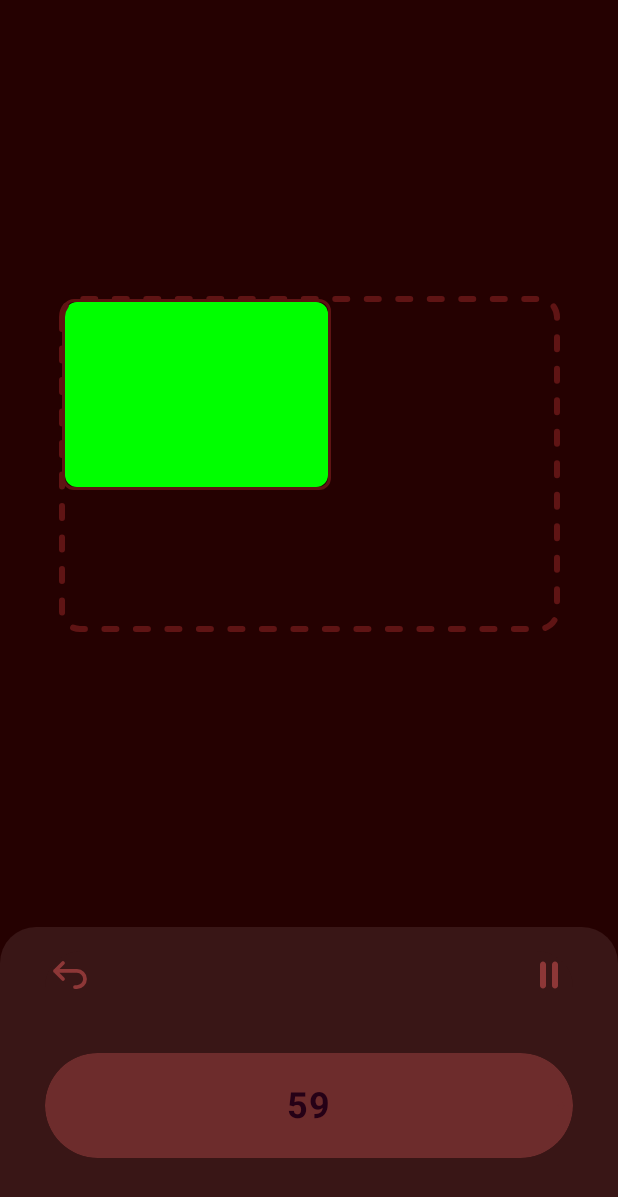
After one commit to Jocey3/DOKA, an Android app built with Jetpack Compose: the TimerExposureScreen screen opened through its navigation route, on a phone screen of 412 x 824 dp. The commit adds this screen. Shown: the top 1197 px of the screen. Run offline under Robolectric (Android 15) with nearby library versions, the phone set to English and light mode, and no system bars; our stand-ins replace Dagger/Hilt's generated code, constraintlayout-compose; 1 statement that could not run was skipped.

Commit message:
add timer screen

```diff
--- a/app/src/main/java/com/doka/AppNavigationComponent.kt
+++ b/app/src/main/java/com/doka/AppNavigationComponent.kt
@@ -10,9 +10,10 @@ import androidx.navigation.compose.rememberNavController
 import com.doka.ui.screens.edit.EditScreen
 import com.doka.ui.screens.exposure.ExposureScreen
 import com.doka.ui.screens.settings.SettingsScreen
-import com.doka.ui.screens.settings.exposure_timer.ExposureTimerScreen
+import com.doka.ui.screens.settings.exposure_timer.ExposureTimerSettingsScreen
 import com.doka.ui.screens.source_picture.ImageSourceScreen
 import com.doka.ui.screens.splash.SplashScreen
+import com.doka.ui.screens.timer_exposure.TimerExposureScreen
 import kotlinx.coroutines.flow.launchIn
 import kotlinx.coroutines.flow.onEach
 
@@ -56,20 +57,28 @@ fun NavigationComponent(
         }
         composable(NavTarget.Exposure.label) {
             ExposureScreen(
-                navigateExpose = { },
+                navigateExpose = { navigator.navigateTo(NavTarget.TimerExposure) },
                 navigateSettings = { navigator.navigateTo(NavTarget.Settings) },
+                navigateBack = { navController.popBackStack() }, sharedVM = sharedVM
+            )
+        }
+        composable(NavTarget.TimerExposure.label) {
+            TimerExposureScreen(
+                navigateNext = {},
                 navigateBack = { navController.popBackStack() }, sharedVM = sharedVM
             )
         }
         composable(NavTarget.Settings.label) {
             SettingsScreen(
-                navigateBack = { navController.popBackStack() },
-                navigateExpTimer = { navigator.navigateTo(NavTarget.ExposureTimer) },
+                navigateExpTimer = { navigator.navigateTo(NavTarget.ExposureTimerSettings) },
+                navigateBack = { navController.popBackStack() }
             )
         }
-        composable(NavTarget.ExposureTimer.label) {
-            ExposureTimerScreen(
-                navigateNext = { navController.popBackStack() }, sharedVM = sharedVM
+        composable(NavTarget.ExposureTimerSettings.label) {
+            ExposureTimerSettingsScreen(
+                navigateNext = { navController.popBackStack() },
+                navigateBack = { navController.popBackStack() },
+                sharedVM = sharedVM
             )
         }
 
--- a/app/src/main/java/com/doka/Navigator.kt
+++ b/app/src/main/java/com/doka/Navigator.kt
@@ -19,6 +19,7 @@ enum class NavTarget(val label: String) {
     ImageSource("imageSource"),
     Edit("edit"),
     Exposure("exposure"),
+    TimerExposure("timerExposure"),
     Settings("settings"),
-    ExposureTimer("exposureTimer")
+    ExposureTimerSettings("exposureTimerSettings")
 }
--- a/app/src/main/java/com/doka/ui/screens/settings/exposure_timer/ExposureTimerScreen.kt
+++ b/app/src/main/java/com/doka/ui/screens/settings/exposure_timer/ExposureTimerSettingsScreen.kt
@@ -58,7 +58,7 @@ import com.doka.ui.theme.TextSimpleColor
 
 
 @Composable
-fun ExposureTimerScreen(
+fun ExposureTimerSettingsScreen(
     modifier: Modifier = Modifier,
     navigateNext: () -> Unit = {},
     navigateBack: () -> Unit = {},
@@ -292,6 +292,6 @@ fun TimeSlider(modifier: Modifier = Modifier, viewModel: ExposureTimerViewModel
 @Composable
 fun EditScreenPreview() {
     DOKATheme {
-        ExposureTimerScreen()
+        ExposureTimerSettingsScreen()
     }
 }
--- /dev/null
+++ b/app/src/main/java/com/doka/ui/screens/timer_exposure/TimerExposureScreen.kt
@@ -0,0 +1,268 @@
+package com.doka.ui.screens.timer_exposure
+
+import androidx.compose.foundation.BorderStroke
+import androidx.compose.foundation.Image
+import androidx.compose.foundation.background
+import androidx.compose.foundation.border
+import androidx.compose.foundation.clickable
+import androidx.compose.foundation.layout.Arrangement
+import androidx.compose.foundation.layout.Box
+import androidx.compose.foundation.layout.BoxWithConstraints
+import androidx.compose.foundation.layout.Column
+import androidx.compose.foundation.layout.IntrinsicSize
+import androidx.compose.foundation.layout.Row
+import androidx.compose.foundation.layout.Spacer
+import androidx.compose.foundation.layout.fillMaxHeight
+import androidx.compose.foundation.layout.fillMaxSize
+import androidx.compose.foundation.layout.fillMaxWidth
+import androidx.compose.foundation.layout.height
+import androidx.compose.foundation.layout.offset
+import androidx.compose.foundation.layout.padding
+import androidx.compose.foundation.layout.size
+import androidx.compose.foundation.shape.RoundedCornerShape
+import androidx.compose.material3.LinearProgressIndicator
+import androidx.compose.material3.Text
+import androidx.compose.runtime.Composable
+import androidx.compose.runtime.getValue
+import androidx.compose.runtime.rememberCoroutineScope
+import androidx.compose.ui.Alignment
+import androidx.compose.ui.Modifier
+import androidx.compose.ui.draw.clip
+import androidx.compose.ui.draw.clipToBounds
+import androidx.compose.ui.geometry.Offset
+import androidx.compose.ui.graphics.Color
+import androidx.compose.ui.graphics.asImageBitmap
+import androidx.compose.ui.graphics.graphicsLayer
+import androidx.compose.ui.graphics.painter.ColorPainter
+import androidx.compose.ui.graphics.vector.ImageVector
+import androidx.compose.ui.layout.ContentScale
+import androidx.compose.ui.res.vectorResource
+import androidx.compose.ui.text.font.FontWeight
+import androidx.compose.ui.tooling.preview.Preview
+import androidx.compose.ui.unit.dp
+import androidx.compose.ui.unit.round
+import androidx.compose.ui.unit.sp
+import androidx.constraintlayout.compose.ConstraintLayout
+import androidx.constraintlayout.compose.Dimension
+import androidx.hilt.navigation.compose.hiltViewModel
+import com.doka.MainViewModel
+import com.doka.R
+import com.doka.ui.screens.edit.dashedBorder
+import com.doka.ui.theme.ButtonBackgroundColor
+import com.doka.ui.theme.DOKATheme
+import com.doka.ui.theme.DarkTextColor
+import com.doka.ui.theme.RectangleBorderColor
+import com.doka.ui.theme.RudeDark
+import com.doka.ui.theme.RudeLight
+import com.doka.ui.theme.RudeMid
+import kotlinx.coroutines.launch
+
+
+@Composable
+fun TimerExposureScreen(
+    modifier: Modifier = Modifier,
+    navigateNext: () -> Unit = {},
+    navigateBack: () -> Unit = {},
+    sharedVM: MainViewModel = hiltViewModel(),
+    viewModel: TimerExposureViewModel = hiltViewModel()
+) {
+
+    ConstraintLayout(
+        modifier = Modifier
+            .fillMaxSize()
+            .background(RudeDark)
+    ) {
+        val (mainFrame, bottomPanel) = createRefs()
+        Box(
+            modifier = Modifier
+                .constrainAs(mainFrame) {
+                    top.linkTo(parent.top)
+                    bottom.linkTo(bottomPanel.top)
+                    start.linkTo(parent.start)
+                    end.linkTo(parent.end)
+
+                    // Adding vertical bias to center mainFrame in the available space
+                    top.linkTo(parent.top)
+                    bottom.linkTo(bottomPanel.top)
+                    verticalChainWeight = 0.5f
+                }
+        ) {
+            MainFrame(
+                modifier = Modifier
+                    .size(width = 330.dp, height = 220.dp)
+                    .dashedBorder(RectangleBorderColor, RoundedCornerShape(12.dp)),
+                sharedVM
+            )
+        }
+        Box(
+            modifier = Modifier
+                .constrainAs(bottomPanel) {
+                    bottom.linkTo(parent.bottom)
+                    start.linkTo(parent.start)
+                    end.linkTo(parent.end)
+                    height = Dimension.percent(0.25f) // Set height to 1/4 of the screen
+                }
+        ) {
+            BottomPanel(
+                navigateNext = navigateNext,
+                navigateBack = navigateBack
+            )
+        }
+
+    }
+
+}
+
+@Composable
+fun MainFrame(
+    modifier: Modifier = Modifier,
+    sharedVM: MainViewModel,
+    viewModel: TimerExposureViewModel = hiltViewModel()
+) {
+    BoxWithConstraints(
+        modifier = modifier
+            .clipToBounds()
+    ) {
+        FrameWithImage(
+            modifier = Modifier
+                .offset {
+                    Offset(
+                        sharedVM.savedImagesSettings.value.offsetX,
+                        sharedVM.savedImagesSettings.value.offsetY
+                    ).round()
+                }, sharedVM = sharedVM
+        )
+    }
+}
+
+@Composable
+fun FrameWithImage(modifier: Modifier = Modifier, sharedVM: MainViewModel) {
+    Box(
+        modifier = modifier
+            .size(width = 179.dp, height = 127.dp)
+            .border(
+                BorderStroke(2.dp, RectangleBorderColor),
+                RoundedCornerShape(8.dp)
+            )
+            .padding(2.dp)
+            .clip(RoundedCornerShape(8.dp))
+
+    ) {
+        sharedVM.currentBitmap?.let {
+            Image(
+                bitmap = it.asImageBitmap(),
+                modifier = Modifier
+                    .fillMaxSize()
+                    .graphicsLayer {
+                        scaleX = sharedVM.savedImagesSettings.value.zoom
+                        scaleY = sharedVM.savedImagesSettings.value.zoom
+                        rotationZ = sharedVM.savedImagesSettings.value.rotation
+                    },
+                contentDescription = "Image for edit",
+                contentScale = ContentScale.Crop
+            )
+        } ?: run {
+
+            Image(
+                painter = ColorPainter(Color.Green),
+                modifier = Modifier
+                    .fillMaxWidth()
+                    .fillMaxHeight(),
+                contentDescription = "Image for edit",
+                contentScale = ContentScale.Crop
+
+            )
+        }
+
+    }
+}
+
+@Composable
+fun BottomPanel(
+    modifier: Modifier = Modifier,
+    navigateNext: () -> Unit = {},
+    navigateBack: () -> Unit = {}
+) {
+    val viewModel: TimerExposureViewModel = hiltViewModel()
+    val isPaused by viewModel.paused
+
+    Column(
+        horizontalAlignment = Alignment.CenterHorizontally,
+        modifier = modifier
+            .fillMaxSize()
+            .background(
+                color = RudeMid,
+                shape = RoundedCornerShape(topStart = 24.dp, topEnd = 24.dp)
+            )
+            .padding(vertical = 16.dp, horizontal = 30.dp)
+
+    ) {
+        Row(
+            horizontalArrangement = Arrangement.Center,
+            modifier = modifier
+                .fillMaxWidth()
+                .height(IntrinsicSize.Max)
+                .background(
+                    color = RudeMid,
+                    shape = RoundedCornerShape(topStart = 24.dp, topEnd = 24.dp)
+                )
+        ) {
+            Image(
+                imageVector = ImageVector.vectorResource(id = R.drawable.svg_arrow_back_up),
+                contentDescription = "Button back",
+                modifier = Modifier
+                    .clickable { navigateBack() }
+            )
+            Spacer(modifier = Modifier.weight(1f))
+
+            Image(
+                imageVector = ImageVector.vectorResource(id = R.drawable.svg_pause),
+                contentDescription = "Button pause",
+                modifier = Modifier
+                    .clickable {
+                        if (isPaused) {
+                            viewModel.resumeTimer()
+                        } else {
+                            viewModel.pauseTimer()
+                        }
+                    }
+
+            )
+        }
+
+        Timer()
+    }
+}
+
+@Composable
+fun Timer(modifier: Modifier = Modifier, viewModel: TimerExposureViewModel = hiltViewModel()) {
+    Box(
+        contentAlignment = Alignment.Center,
+        modifier = Modifier
+            .fillMaxSize()
+    ) {
+        LinearProgressIndicator(
+            progress = viewModel.progress.value,
+            color = RudeLight,
+            trackColor = ButtonBackgroundColor,
+            modifier = Modifier
+                .fillMaxWidth()
+                .height(70.dp)
+                .clip(RoundedCornerShape(40.dp))
+        )
+        Text(
+            text = String.format("%d", viewModel.timeLeft.value),
+            fontSize = 24.sp,
+            fontWeight = FontWeight.Bold,
+            color = DarkTextColor
+        )
+    }
+}
+
+@Preview(showBackground = true, showSystemUi = true)
+@Composable
+fun GreetingPreview() {
+    DOKATheme {
+        TimerExposureScreen()
+    }
+}
--- /dev/null
+++ b/app/src/main/java/com/doka/ui/screens/timer_exposure/TimerExposureViewModel.kt
@@ -0,0 +1,46 @@
+package com.doka.ui.screens.timer_exposure
+
+import androidx.compose.runtime.mutableStateOf
+import androidx.lifecycle.ViewModel
+import androidx.lifecycle.viewModelScope
+import dagger.hilt.android.lifecycle.HiltViewModel
+import kotlinx.coroutines.delay
+import kotlinx.coroutines.launch
+import javax.inject.Inject
+
+@HiltViewModel
+class TimerExposureViewModel @Inject constructor() : ViewModel() {
+    val maxTime = mutableStateOf(60)
+    val timeLeft = mutableStateOf(maxTime.value)
+    val progress = mutableStateOf(1f)
+    val paused = mutableStateOf(false)
+
+    init {
+        viewModelScope.launch {
+            loadProgress()
+        }
+    }
+
+    private suspend fun loadProgress() {
+        for (i in maxTime.value downTo 0) {
+            if (paused.value) {
+                return
+            }
+            timeLeft.value = i
+            progress.value = i.toFloat() / maxTime.value
+            delay(1000)
+        }
+    }
+
+    fun pauseTimer() {
+        paused.value = true
+        maxTime.value = timeLeft.value
+    }
+
+    fun resumeTimer() {
+        paused.value = false
+        viewModelScope.launch {
+            loadProgress()
+        }
+    }
+}
--- a/app/src/main/java/com/doka/ui/theme/Color.kt
+++ b/app/src/main/java/com/doka/ui/theme/Color.kt
@@ -9,6 +9,7 @@ val Pink80 = Color(0xFFEFB8C8)
 val Purple40 = Color(0xFF6650a4)
 val PurpleGrey40 = Color(0xFF625b71)
 val Pink40 = Color(0xFF7D5260)
+val DarkTextColor = Color(0xFF250116)
 
 
 val RudeDark = Color(0xFF250101)
--- /dev/null
+++ b/app/src/main/res/drawable/svg_pause.xml
@@ -0,0 +1,12 @@
+<vector xmlns:android="http://schemas.android.com/apk/res/android"
+    android:width="32dp"
+    android:height="32dp"
+    android:viewportWidth="32"
+    android:viewportHeight="32">
+  <path
+      android:pathData="M12,7L12,7A2,2 0,0 1,14 9L14,23A2,2 0,0 1,12 25L12,25A2,2 0,0 1,10 23L10,9A2,2 0,0 1,12 7z"
+      android:fillColor="#8D3737"/>
+  <path
+      android:pathData="M20,7L20,7A2,2 0,0 1,22 9L22,23A2,2 0,0 1,20 25L20,25A2,2 0,0 1,18 23L18,9A2,2 0,0 1,20 7z"
+      android:fillColor="#8D3737"/>
+</vector>
```
